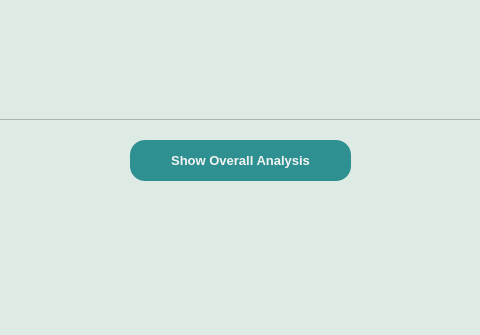
Old version of the form Application/notification.ui in the repository Graduation-Project-CESS/students-attention; both pictures show x 130 to 610 and y 180 to 515 of the 750 by 515 pixel window.
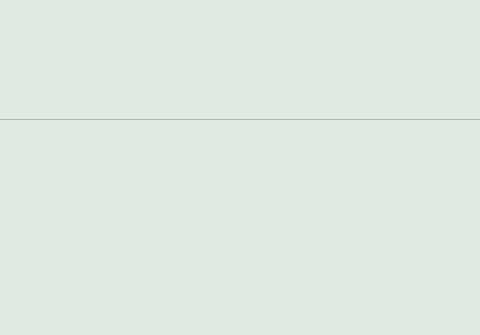
New version of the form. Icons and pictures are not drawn.

The edit to the form file:
```diff
--- a/Application/notification.ui
+++ b/Application/notification.ui
@@ -43,31 +43,6 @@
      <string>Notifications</string>
     </property>
    </widget>
-   <widget class="QPushButton" name="show_overall_btn">
-    <property name="geometry">
-     <rect>
-      <x>260</x>
-      <y>320</y>
-      <width>221</width>
-      <height>41</height>
-     </rect>
-    </property>
-    <property name="font">
-     <font>
-      <pointsize>10</pointsize>
-      <weight>75</weight>
-      <bold>true</bold>
-     </font>
-    </property>
-    <property name="styleSheet">
-     <string notr="true">background-color: rgb(47, 144, 145);
-color: rgb(243, 243, 243);
- border-radius: 15px;</string>
-    </property>
-    <property name="text">
-     <string>Show Overall Analysis</string>
-    </property>
-   </widget>
    <widget class="QPushButton" name="back_btn">
     <property name="geometry">
      <rect>
```
Left out of the diff: 1 changed line with no effect on the pictures.
